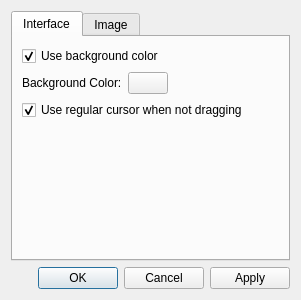
Old version of the form src/qvoptionsdialog.ui in the repository jurplel/qView.
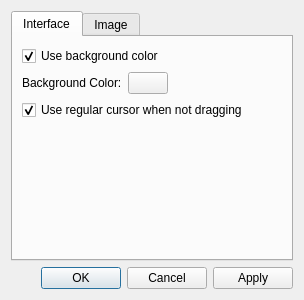
New version of the form.

```diff
--- a/src/qvoptionsdialog.ui
+++ b/src/qvoptionsdialog.ui
@@ -6,7 +6,7 @@
    <rect>
     <x>0</x>
     <y>0</y>
-    <width>301</width>
+    <width>304</width>
     <height>300</height>
    </rect>
   </property>
```
